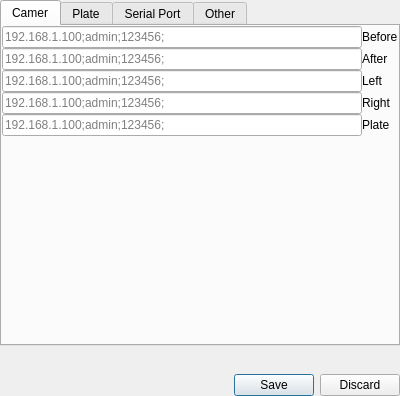
Qt form MainUI/channelsettingwidget.ui (519984307/Container_20191221) before a commit.
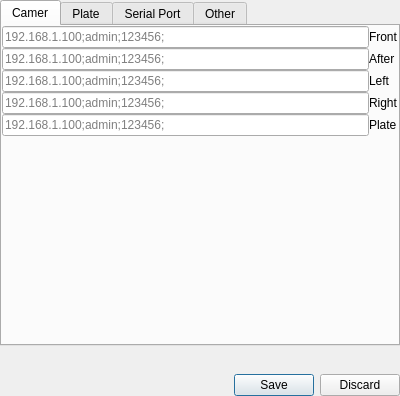
The same form after that commit.

Diff of the .ui file:
```diff
--- a/MainUI/channelsettingwidget.ui
+++ b/MainUI/channelsettingwidget.ui
@@ -91,7 +91,7 @@
             </sizepolicy>
            </property>
            <property name="text">
-            <string>Before</string>
+            <string>Front</string>
            </property>
           </widget>
          </item>
```
